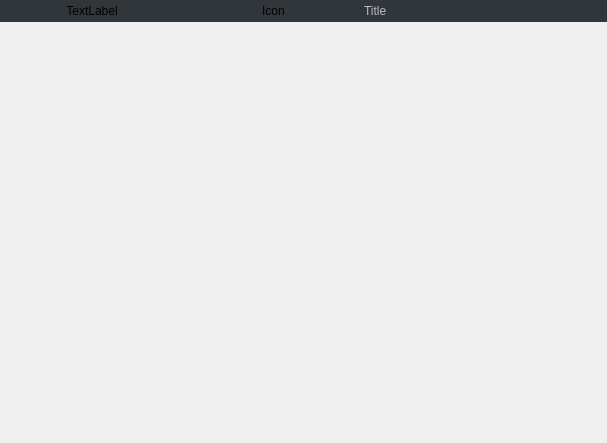
Qt form framelesswindow.ui (Reksotiv/QtFramelessWindow) before a commit.
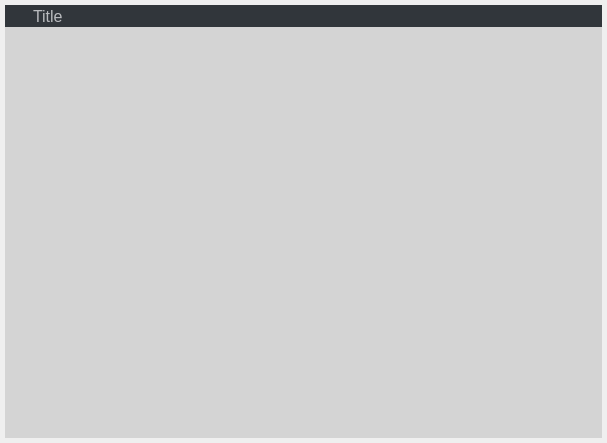
The same form after that commit. Icons and pictures are not drawn. Custom widgets are drawn as their Qt base class.

Commit message: window shadow, tool buttons

Diff of the .ui file:
```diff
--- a/framelesswindow.ui
+++ b/framelesswindow.ui
@@ -18,19 +18,26 @@
     <number>0</number>
    </property>
    <property name="leftMargin">
-    <number>0</number>
+    <number>5</number>
    </property>
    <property name="topMargin">
-    <number>0</number>
+    <number>5</number>
    </property>
    <property name="rightMargin">
-    <number>0</number>
+    <number>5</number>
    </property>
    <property name="bottomMargin">
-    <number>0</number>
+    <number>5</number>
    </property>
    <item>
     <widget class="QWidget" name="widget_WindowFrame" native="true">
+     <property name="styleSheet">
+      <string notr="true">#widget_WindowFrame
+{
+background-color: rgb(212, 212, 212);
+}
+</string>
+     </property>
      <layout class="QVBoxLayout" name="verticalLayout_2">
       <property name="spacing">
        <number>0</number>
@@ -58,9 +65,9 @@
         <property name="styleSheet">
          <string notr="true">#widget_TitleBar
 {
-	border: 0px none palette(base);
-	height:20px;
-	background-color: rgb(49, 54, 59);
+border: 0px none palette(base);
+height:22px;
+background-color: rgb(49, 54, 59);
 }</string>
         </property>
         <layout class="QHBoxLayout" name="horizontalLayout">
@@ -68,39 +75,84 @@
           <number>0</number>
          </property>
          <property name="leftMargin">
-          <number>1</number>
+          <number>0</number>
          </property>
          <property name="topMargin">
-          <number>1</number>
+          <number>0</number>
          </property>
          <property name="rightMargin">
-          <number>1</number>
+          <number>0</number>
          </property>
          <property name="bottomMargin">
-          <number>1</number>
+          <number>0</number>
          </property>
          <item>
-          <widget class="QLabel" name="label_Spacer">
-           <property name="text">
-            <string>TextLabel</string>
+          <spacer name="horizontalSpacer_2">
+           <property name="orientation">
+            <enum>Qt::Horizontal</enum>
            </property>
-           <property name="alignment">
-            <set>Qt::AlignCenter</set>
+           <property name="sizeType">
+            <enum>QSizePolicy::Fixed</enum>
            </property>
-          </widget>
+           <property name="sizeHint" stdset="0">
+            <size>
+             <width>6</width>
+             <height>20</height>
+            </size>
+           </property>
+          </spacer>
          </item>
          <item>
           <widget class="QLabel" name="label_WindowIcon">
+           <property name="sizePolicy">
+            <sizepolicy hsizetype="Fixed" vsizetype="Fixed">
+             <horstretch>0</horstretch>
+             <verstretch>0</verstretch>
+            </sizepolicy>
+           </property>
+           <property name="minimumSize">
+            <size>
+             <width>16</width>
+             <height>16</height>
+            </size>
+           </property>
+           <property name="maximumSize">
+            <size>
+             <width>16</width>
+             <height>16</height>
+            </size>
+           </property>
            <property name="text">
-            <string>Icon</string>
+            <string/>
            </property>
            <property name="alignment">
             <set>Qt::AlignCenter</set>
            </property>
           </widget>
          </item>
+         <item>
+          <spacer name="horizontalSpacer">
+           <property name="orientation">
+            <enum>Qt::Horizontal</enum>
+           </property>
+           <property name="sizeType">
+            <enum>QSizePolicy::Fixed</enum>
+           </property>
+           <property name="sizeHint" stdset="0">
+            <size>
+             <width>6</width>
+             <height>20</height>
+            </size>
+           </property>
+          </spacer>
+         </item>
          <item>
           <widget class="QLabel" name="label_WindowTitle">
+           <property name="font">
+            <font>
+             <pointsize>12</pointsize>
+            </font>
+           </property>
            <property name="styleSheet">
             <string notr="true">color: rgb(185, 187, 190);</string>
            </property>
@@ -119,20 +171,26 @@
            </property>
            <property name="minimumSize">
             <size>
-             <width>20</width>
-             <height>20</height>
+             <width>28</width>
+             <height>22</height>
             </size>
            </property>
            <property name="maximumSize">
             <size>
-             <width>20</width>
-             <height>20</height>
+             <width>28</width>
+             <height>22</height>
             </size>
            </property>
            <property name="styleSheet">
             <string notr="true">#pushButton_Minimize{
   background-color:none;
   border:none;
+  image:url(:/Images/minimize.png);
+}
+
+#pushButton_Minimize:hover{
+  image:url(:/Images/minimize_hover.png);
+background-color: rgba(255, 255, 255, 35);
 }</string>
            </property>
            <property name="icon">
@@ -151,20 +209,26 @@
            </property>
            <property name="minimumSize">
             <size>
-             <width>20</width>
-             <height>20</height>
+             <width>28</width>
+             <height>22</height>
             </size>
            </property>
            <property name="maximumSize">
             <size>
-             <width>20</width>
-             <height>20</height>
+             <width>28</width>
+             <height>22</height>
             </size>
            </property>
            <property name="styleSheet">
             <string notr="true">#pushButton_Maximize{
   background-color:none;
   border:none;
+  image:url(:/Images/maximize.png);
+}
+
+#pushButton_Maximize:hover{
+  image:url(:/Images/maximize_hover.png);
+background-color: rgba(255, 255, 255, 35);
 }</string>
            </property>
            <property name="text">
@@ -186,14 +250,14 @@
            </property>
            <property name="minimumSize">
             <size>
-             <width>20</width>
-             <height>20</height>
+             <width>28</width>
+             <height>22</height>
             </size>
            </property>
            <property name="maximumSize">
             <size>
-             <width>20</width>
-             <height>20</height>
+             <width>28</width>
+             <height>22</height>
             </size>
            </property>
            <property name="styleSheet">
```
Left out of the diff: 21 changed lines with no effect on the pictures. The commit also changes 14 other files.
